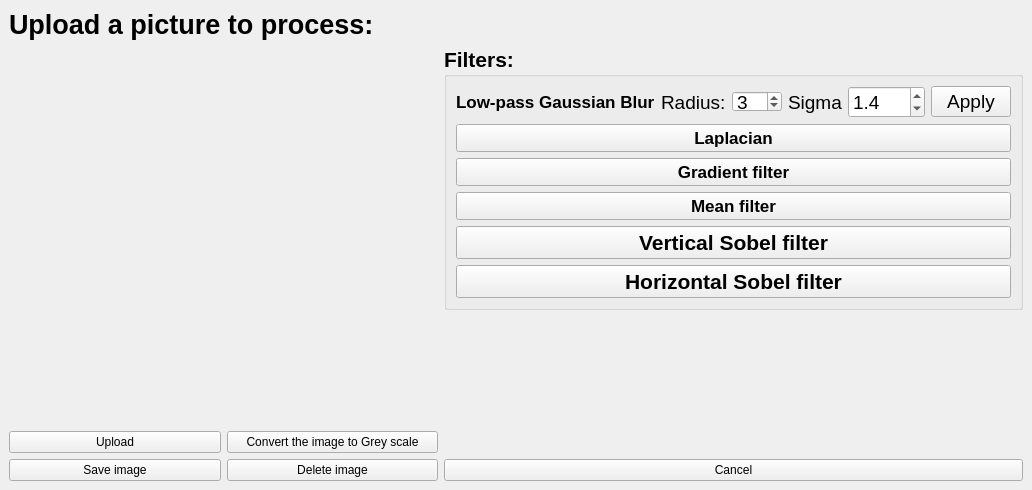
The window that image_processing.ui (RitaPlusPlus/image-processing) describes before a commit, drawn with Qt 5.
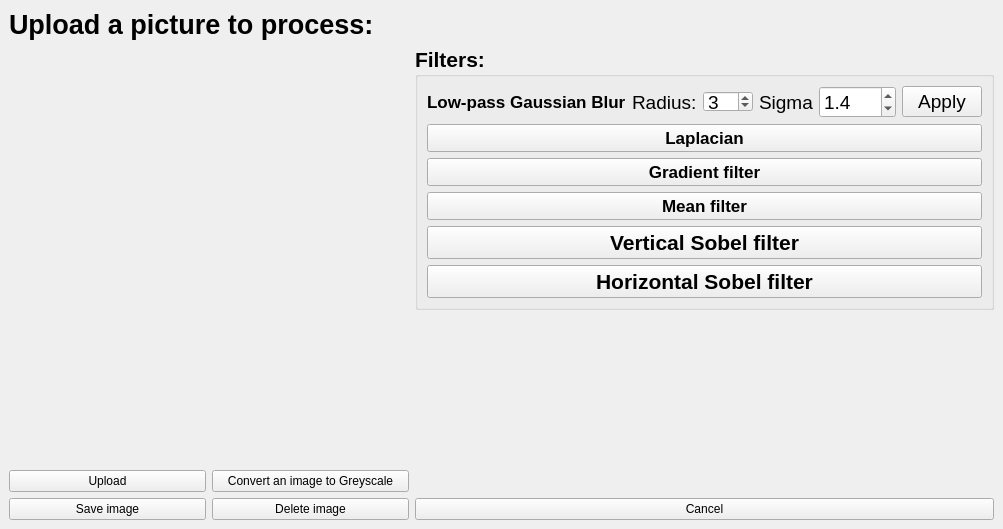
The same window after the commit.

Diff of the .ui file:
```diff
--- a/image_processing.ui
+++ b/image_processing.ui
@@ -6,8 +6,8 @@
    <rect>
     <x>0</x>
     <y>0</y>
-    <width>1032</width>
-    <height>490</height>
+    <width>1003</width>
+    <height>529</height>
    </rect>
   </property>
   <property name="windowTitle">
@@ -27,7 +27,7 @@
       <item row="15" column="1">
        <widget class="QPushButton" name="pushB_convertGS">
         <property name="text">
-         <string>Convert the image to Grey scale</string>
+         <string>Convert an image to Greyscale</string>
         </property>
        </widget>
       </item>
```
Left out of the diff: 4 changed lines with no effect on the pictures.
